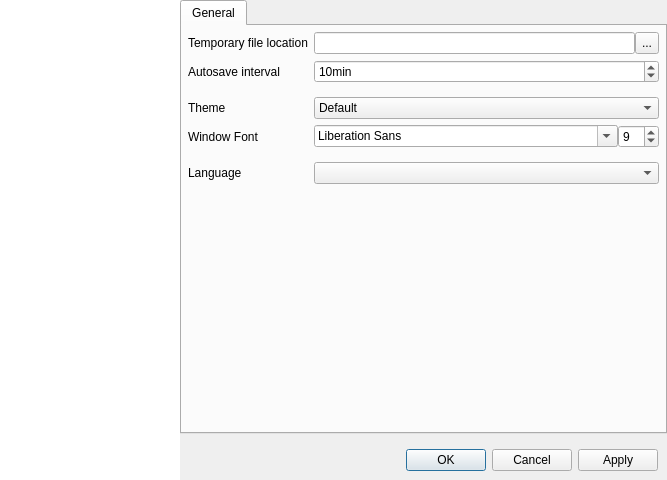
The window that src/ProfileEditor/settingdialog/settingdialog.ui (karakirimu/AutoBatchTools) describes before a commit, drawn with Qt 5.
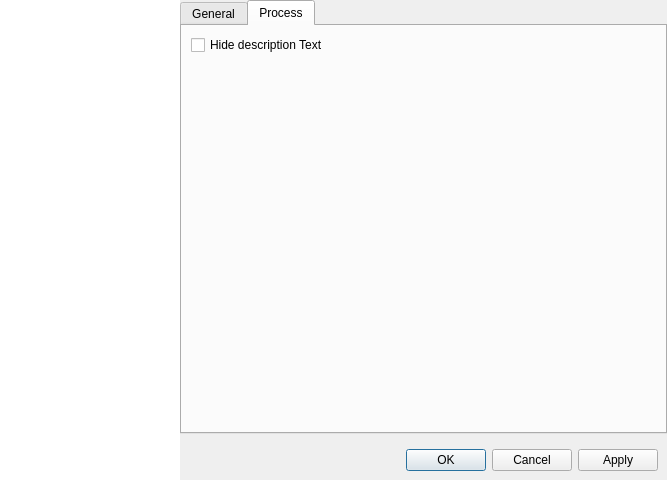
The same window after the commit. The open tabs and pages were chosen to show the change. Icons and pictures are not drawn. Custom widgets are drawn as their Qt base class.

Commit message: [Update] ProcessFlowTable "Type" column become to select icon only or icon with text.

The edit to the form file:
```diff
--- a/src/ProfileEditor/settingdialog/settingdialog.ui
+++ b/src/ProfileEditor/settingdialog/settingdialog.ui
@@ -363,6 +363,33 @@
               </item>
              </layout>
             </widget>
+            <widget class="QWidget" name="processSettingTab">
+             <attribute name="title">
+              <string>Process</string>
+             </attribute>
+             <layout class="QGridLayout" name="gridLayout">
+              <item row="0" column="0">
+               <widget class="QCheckBox" name="showDescCheckBox">
+                <property name="text">
+                 <string>Hide description Text</string>
+                </property>
+               </widget>
+              </item>
+              <item row="1" column="0">
+               <spacer name="verticalSpacer_5">
+                <property name="orientation">
+                 <enum>Qt::Vertical</enum>
+                </property>
+                <property name="sizeHint" stdset="0">
+                 <size>
+                  <width>20</width>
+                  <height>40</height>
+                 </size>
+                </property>
+               </spacer>
+              </item>
+             </layout>
+            </widget>
            </widget>
           </item>
          </layout>
```
The commit also changes 9 other files.
